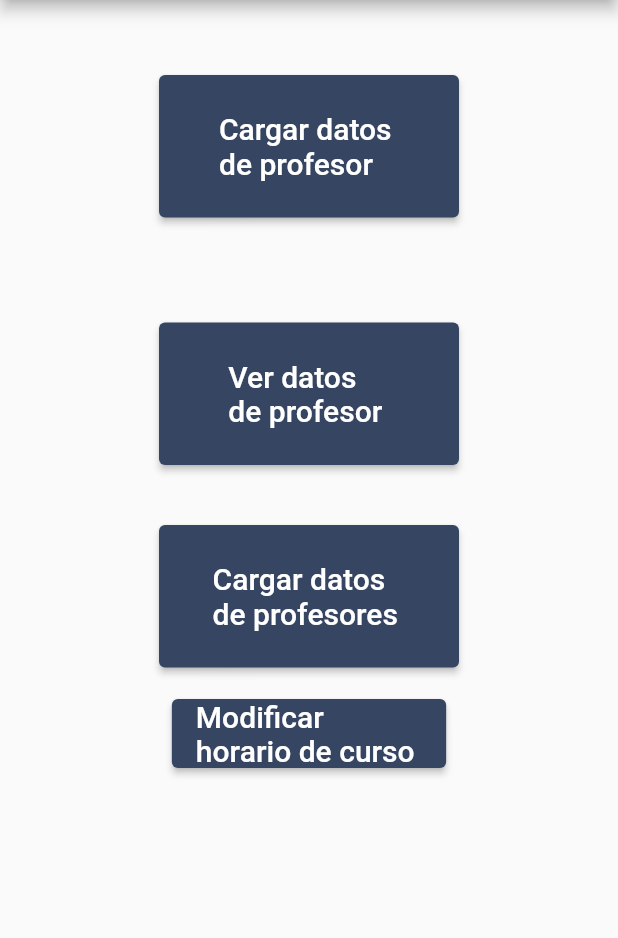
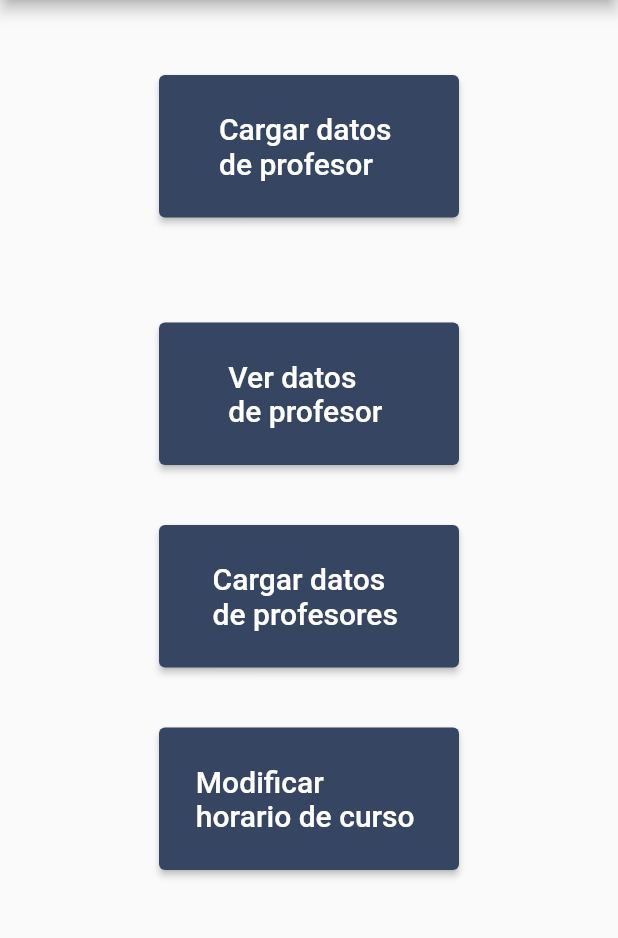
Before and after one commit to Julian-Alcaraz/schollinorder, a Flutter app: the AdministrativosPages screen opened by its route, on a phone screen of 412 x 824 dp, the part 84-1022 px from its top. Run offline on Flutter 3.47's test engine with Material 2 defaults, Android fonts, the phone set to English and light mode, and no system bars.

Commit message:
Cuarto boton terminado page Admin

```diff
--- a/lib/src/pages/administrativos/administrativos.dart
+++ b/lib/src/pages/administrativos/administrativos.dart
@@ -64,14 +64,18 @@ class AdministrativosPages extends StatelessWidget {
                 ),
               ),
             ),
-            ElevatedButton(
+            Padding(
+              padding: const EdgeInsets.symmetric(vertical: 20, horizontal: 25),
+              child: ElevatedButton(
                 onPressed: () {},
-              style: ElevatedButton.styleFrom(primary: Color(0xFF364562)),
+                style: ElevatedButton.styleFrom(
+                    primary: Color(0xFF364562), minimumSize: Size(200, 95)),
                 child: Text(
                   "Modificar \nhorario de curso ",
                   style: TextStyle(
                     color: Colors.white,
                     fontSize: (20),
+                  ),
                 ),
               ),
             ),
```
Lines whose indentation alone changed are shown as unchanged.
